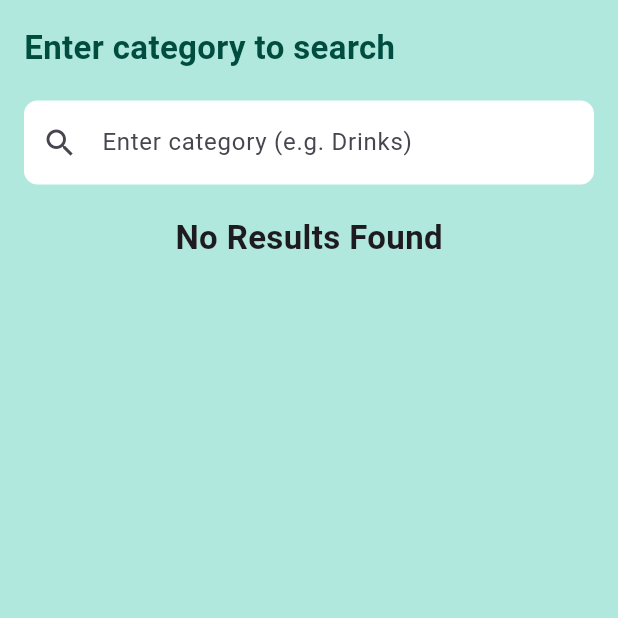
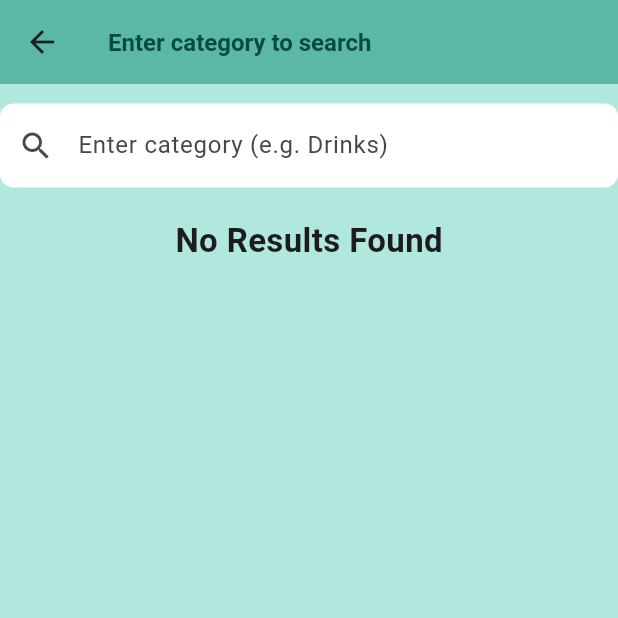
Before and after one commit to leviticuz/budgy, a Flutter app: the Seachbarout screen opened directly, on a phone screen of 412 x 824 dp, the top half of it. Run offline on Flutter 3.47's test engine with Material 3 defaults, Android fonts, the light colour scheme and no system bars; our stand-ins replace firebase_core, firebase_database, fl_chart, pie_chart, shared_preferences, sqflite; missing offline and left inert: capstonezz; accounts and stored records are empty.

```diff
--- a/lib/add_item.dart
+++ b/lib/add_item.dart
@@ -249,6 +249,7 @@ class _AddItemScreenState extends State<AddItemScreen> {
                         border: InputBorder.none,
                         errorText: _quantityError,
                       ),
+                      keyboardType: TextInputType.numberWithOptions(decimal: true),
                       inputFormatters: [
                         FilteringTextInputFormatter.digitsOnly,
                         LengthLimitingTextInputFormatter(4),
--- a/lib/seachBarOut.dart
+++ b/lib/seachBarOut.dart
@@ -117,18 +117,20 @@ class _SeachbaroutState extends State<Seachbarout> {
     return Scaffold(
       body: Container(
         color: Color(0xFFB1E8DE),
-        child: Padding(
-          padding: EdgeInsets.all(16),
           child: Column(
             mainAxisAlignment: MainAxisAlignment.start,
             crossAxisAlignment: CrossAxisAlignment.start,
             children: [
-              Text("Enter category to search", style: TextStyle(
-                color: Colors.teal.shade900,
-                fontSize: 22.0,
-                fontWeight: FontWeight.bold,
-              )),
-              SizedBox(height: 20),
+              AppBar(
+                backgroundColor: Color(0xFF5BB7A6),
+                title: Text("Enter category to search", style: TextStyle(
+                  color: Colors.teal.shade900,
+                  fontSize: 16.0,
+                  fontWeight: FontWeight.bold,
+                )
+              ),
+              ),
+              SizedBox(height: 13),
               TextField(
                 onChanged: (value) => updateCategory(value),
                 decoration: InputDecoration(
@@ -222,7 +224,6 @@ class _SeachbaroutState extends State<Seachbarout> {
               ),
             ],
           ),
-        ),
       ),
     );
   }
```
